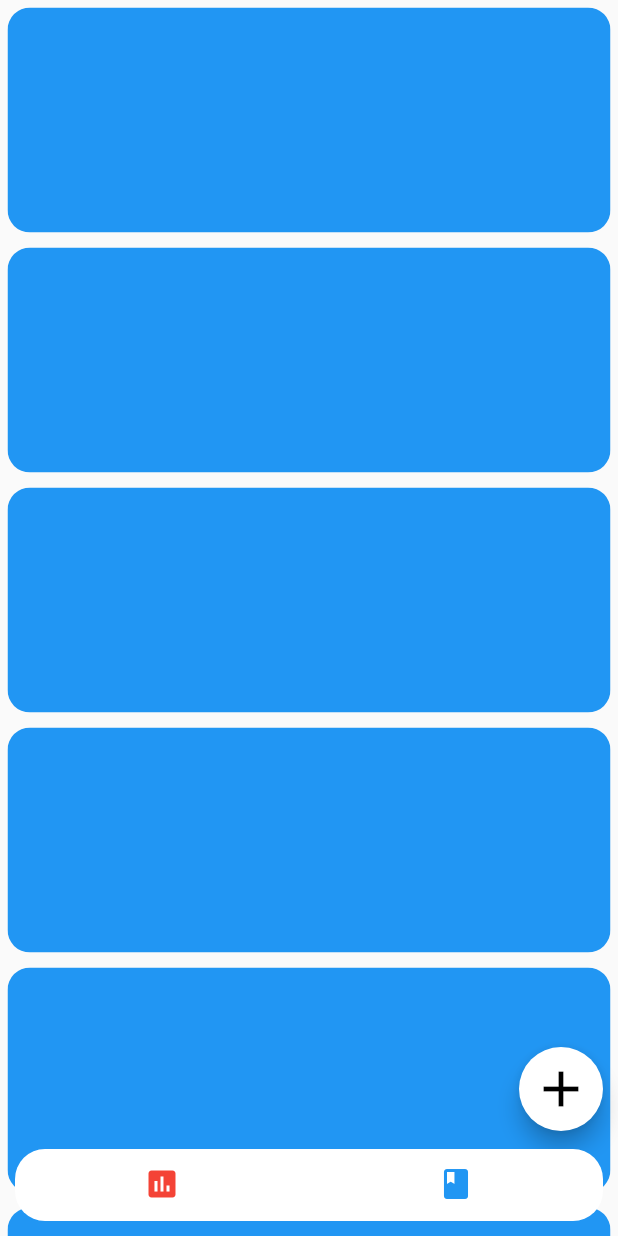
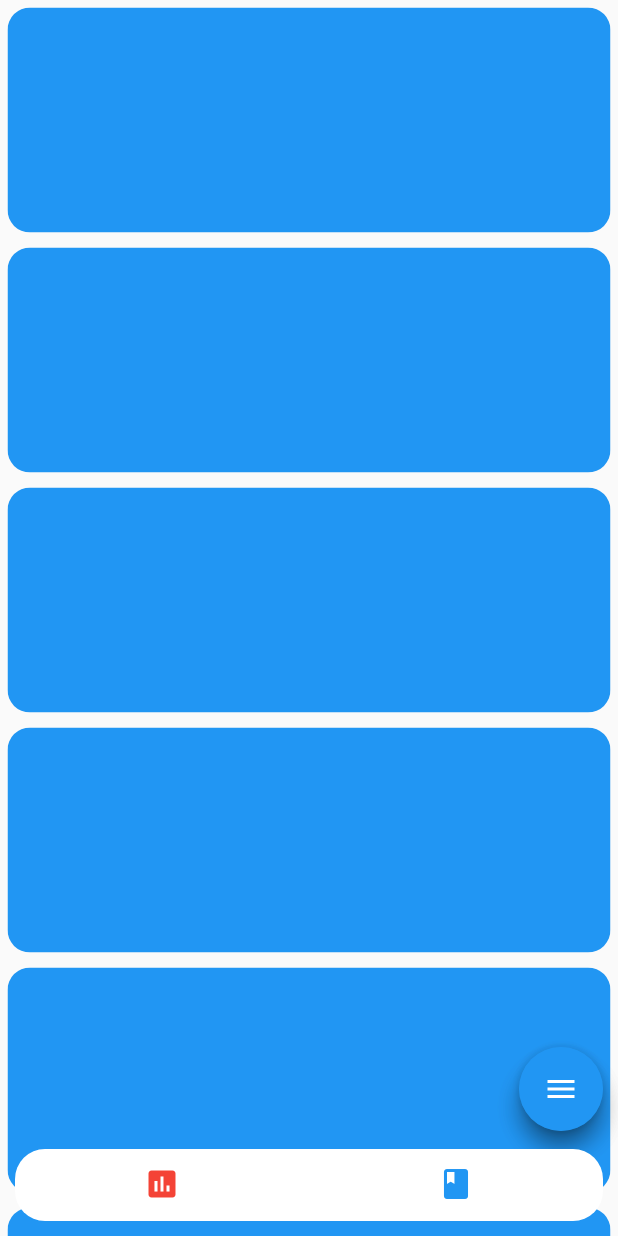
Before and after one commit to yyyYangLiu/demo_public, a Flutter app: the screen it shows after launch, on a phone screen of 412 x 824 dp. Run offline on Flutter 3.47's test engine with Material 2 defaults, Android fonts, the phone set to English and light mode, and no system bars; our stand-ins replace dio, numberpicker, sqflite; accounts and stored records are empty.

Commit message:
change floating buttom

```diff
--- a/lib/CustomItem/FancyFab.dart
+++ b/lib/CustomItem/FancyFab.dart
@@ -1,8 +1,16 @@
 
 
+import 'package:demo/own/floating_page/PersonalDataPage.dart';
+import 'package:flutter/cupertino.dart';
 import 'package:flutter/material.dart';
 
 class FancyFab extends StatefulWidget{
+  final Function() onPressed;
+  final TabController tabController;
+  final String tooltip;
+  final IconData icon;
+
+  FancyFab({this.onPressed,this.tooltip,this.icon, this.tabController});
 
   @override
   _FancyFabState createState() => _FancyFabState();
@@ -14,7 +22,11 @@ class _FancyFabState extends State<FancyFab> with SingleTickerProviderStateMixin
   AnimationController _animationController;
   Animation<Color> _animateColor;
   Animation<double> _animateIcon;
+  Animation<double> _translateButton;
   Curve _curve = Curves.easeOut;
+  double _febHeight = 56.0;
+
+  TextEditingController enterController = new TextEditingController();
 
   @override
   void initState() {
@@ -31,8 +43,19 @@ class _FancyFabState extends State<FancyFab> with SingleTickerProviderStateMixin
       curve: Interval(
         0.00,
         1.00,
+        curve: Curves.linear
+      ),
+    ));
+    _translateButton = Tween<double>(
+      begin: _febHeight,
+      end: -14.0,
+    ).animate(CurvedAnimation(
+      parent: _animationController,
+      curve: Interval(
+        0.0,
+        0.75,
         curve: _curve
-      ),
+      )
     ));
     super.initState();
   }
@@ -52,8 +75,90 @@ class _FancyFabState extends State<FancyFab> with SingleTickerProviderStateMixin
     isOpened = !isOpened;
   }
 
+  _showDialog() async {
+    await showDialog<String>(
+        context: context,
+        child: new AlertDialog(
+          shape: RoundedRectangleBorder(
+              borderRadius: BorderRadius.circular(15.0)
+          ),
+          contentPadding: const EdgeInsets.all(16.0),
+          content: Container(
+            height: 130,
+            child: Column(
+              mainAxisAlignment: MainAxisAlignment.spaceAround,
+              children: <Widget>[
+                Flexible(
+                  child: new TextField(
+                    controller: enterController,
+                    autocorrect: true,
+                    decoration: InputDecoration(
+                        border: OutlineInputBorder(),
+                        labelText: "Name : ",
+                        hintText: 'Create a name'),
+                    style: TextStyle(color: Colors.blue),
+                  ),
+                ),
+                Flexible(
+                  child: RawMaterialButton(
+                    fillColor: Colors.blue,
+                    onPressed: (){
+                      Navigator.of(context).pop();
+                      Navigator.of(context).push(CupertinoPageRoute(
+                          builder: (BuildContext context){
+                            return PersonalDataPage(enterController.text);
+                          }
+                      ));
+                    },
+                    elevation: 2.0,
+                    shape: RoundedRectangleBorder(
+                        borderRadius: BorderRadius.circular(15.0)
+                    ),
+                    child: Padding(
+                      padding: const EdgeInsets.all(8.0),
+                      child: Text("Create",style: TextStyle(color: Colors.white, fontWeight: FontWeight.bold, fontSize: 15.0),),
+                    ),
+                  ),
+                )
+              ],
+            ),
+          ),
+        )
+    );
+  }
+
+  Widget add(index){
+    return new Container(
+      child: FloatingActionButton(
+        heroTag: "add",
+        onPressed: (){
+          if (index == 1){
+            _showDialog();
+          }else{
+
+          }
+        },
+        tooltip: 'Add',
+        child: Icon(Icons.add),
+      )
+    );
+  }
+
+  Widget inbox(){
+    return new Container(
+      child: FloatingActionButton(
+        heroTag: "inbox",
+        onPressed: widget.onPressed,
+        tooltip: 'Inbox',
+        child: Icon(Icons.inbox),
+      ),
+    );
+  }
+
   Widget toggle(){
-    return FloatingActionButton(
+    return Container(
+      child: FloatingActionButton(
+        heroTag: "toggle",
         backgroundColor: _animateColor.value,
         onPressed: animate,
         tooltip: 'Toggle',
@@ -61,11 +166,35 @@ class _FancyFabState extends State<FancyFab> with SingleTickerProviderStateMixin
           icon: AnimatedIcons.menu_close,
             progress: _animateIcon,
         )
+      ),
     );
   }
   @override
   Widget build(BuildContext context) {
+    if (widget.tabController.index == 0){
+      return Column(
+        mainAxisAlignment: MainAxisAlignment.end,
+        children: <Widget>[
+          Transform(
+              transform: Matrix4.translationValues(0.0, _translateButton.value, 0.0),
+              child: add(widget.tabController.index)),
+          toggle()
+        ],
+      );
 
-    return toggle();
+    }else{
+      return Column(
+        mainAxisAlignment: MainAxisAlignment.end,
+        children: <Widget>[
+          Transform(
+              transform: Matrix4.translationValues(0.0, _translateButton.value * 2.0, 0.0),
+              child: inbox()),
+          Transform(
+              transform: Matrix4.translationValues(0.0, _translateButton.value , 0.0),
+              child: add(widget.tabController.index)),
+          toggle()
+        ],
+      );
     }
   }
+}
--- a/lib/home/home_page.dart
+++ b/lib/home/home_page.dart
@@ -3,7 +3,7 @@
 import 'package:demo/CustomItem/FancyFab.dart';
 import 'package:demo/data/data_page.dart';
 import 'package:demo/data/floating_page/addOrsearchPage.dart';
-import 'package:demo/own/floating_page/FirstPage.dart';
+
 import 'package:demo/own/own_page.dart';
 import 'package:flutter/cupertino.dart';
 import 'package:flutter/material.dart';
@@ -21,7 +21,6 @@ class _HomeState extends State<Home> with SingleTickerProviderStateMixin{
     super.initState();
     _tabController = new TabController(length: 2, vsync: this);
   }
-
 
   @override
   Widget build(BuildContext context) {
@@ -44,21 +43,8 @@ class _HomeState extends State<Home> with SingleTickerProviderStateMixin{
           alignment: Alignment.bottomRight,
           child: Padding(
             padding: EdgeInsets.fromLTRB(0.0, 0.0, 10.0, 70.0),
-            child: FloatingActionButton(
-              onPressed: (){
-                Navigator.of(context).push(CupertinoPageRoute(
-
-                    builder: (BuildContext context){
-                      print(_tabController.index);
-                      if (_tabController.index == 0){
-                        return AddOrSearchPage();
-                      }
-                      return FirstPage();
-                    }
-                ));
-              },
-              child: Icon(Icons.add,size:40.0,color: Colors.black,),
-              backgroundColor: Colors.white,
+            child: FancyFab(
+              tabController: _tabController,
             ),
           ),),
           Align(
--- a/lib/own/floating_page/PersonalDataPage.dart
+++ b/lib/own/floating_page/PersonalDataPage.dart
@@ -68,6 +68,8 @@ class PersonalDataPageState extends State<PersonalDataPage> {
         day: filterdaytemplate.map((item) => labels[item.Dayindex]).toList(),
         templateSelect: filterdaytemplate.map((item) => item.Templateindex).toList()
       );
+
+      Navigator.of(context).pop();
   }
 
   @override
--- a/lib/own/own_page.dart
+++ b/lib/own/own_page.dart
@@ -1,6 +1,5 @@
 
 
-import 'package:demo/own/floating_page/FirstPage.dart';
 import 'package:demo/own/owndatalist/owndatalist.dart';
 import 'package:flutter/cupertino.dart';
 import 'package:flutter/material.dart';
```
Also changed, not shown: lib/own/floating_page/FirstPage.dart (deleted, +0 -136 lines). Lines whose indentation alone changed are shown as unchanged.
